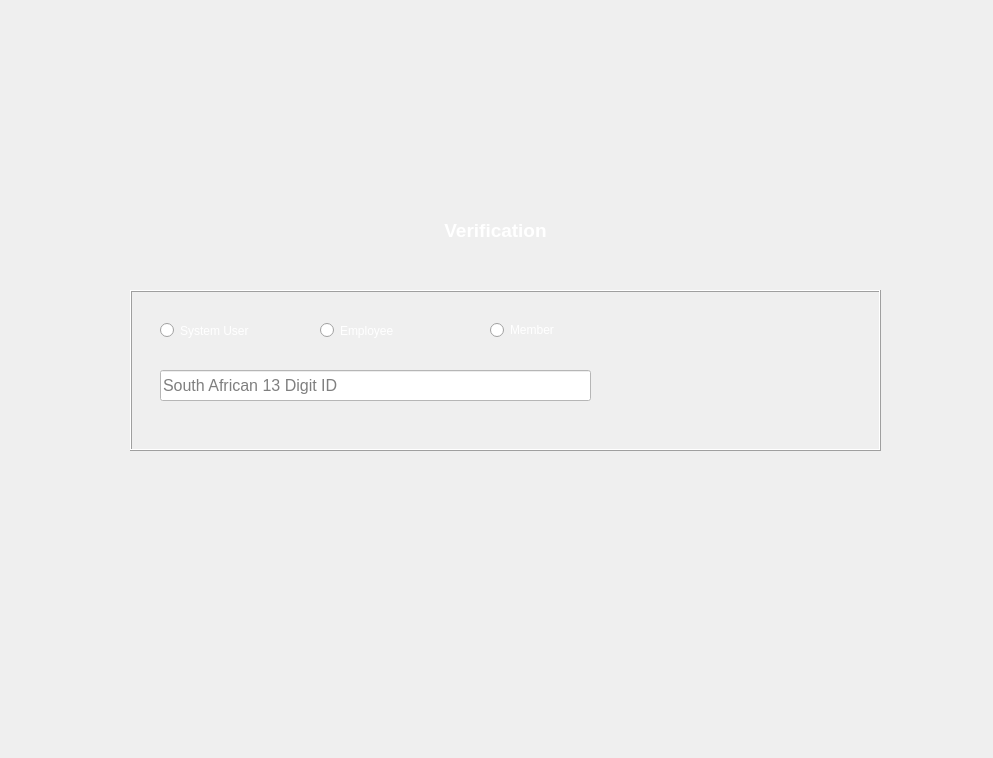
Above: minibus-route-native-application/ui/verifymemberform.ui from nkszLedger/minibus-route-native-application before the change. Below: the same form after it.
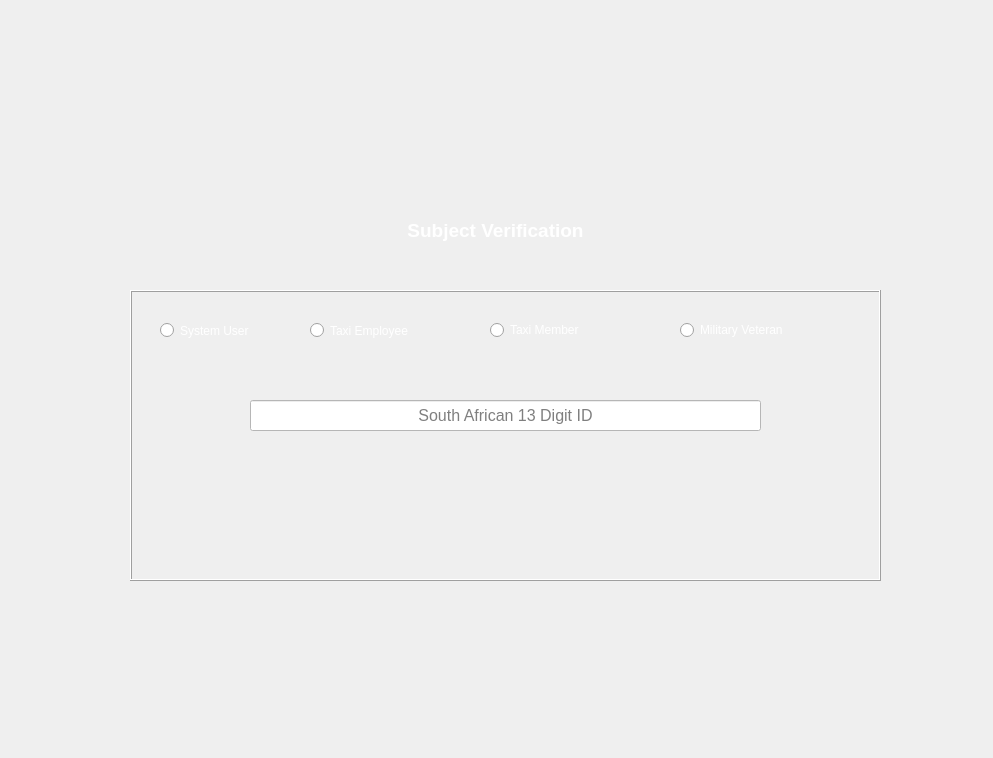
That is the form after the change. Icons and pictures are not drawn.

Commit message: feat(verifymemberform.ui): Add military-veteran radio button

The edit to the form file:
```diff
--- a/minibus-route-native-application/ui/verifymemberform.ui
+++ b/minibus-route-native-application/ui/verifymemberform.ui
@@ -39,7 +39,7 @@
     <enum>QFrame::Raised</enum>
    </property>
    <property name="text">
-    <string>Verification</string>
+    <string>Subject Verification</string>
    </property>
    <property name="alignment">
     <set>Qt::AlignCenter</set>
@@ -51,7 +51,7 @@
      <x>130</x>
      <y>290</y>
      <width>751</width>
-     <height>161</height>
+     <height>291</height>
     </rect>
    </property>
    <property name="styleSheet">
@@ -83,9 +83,9 @@
    <widget class="QRadioButton" name="EmployeeRadioButton">
     <property name="geometry">
      <rect>
-      <x>190</x>
+      <x>180</x>
       <y>30</y>
-      <width>131</width>
+      <width>151</width>
       <height>21</height>
      </rect>
     </property>
@@ -94,15 +94,15 @@
 color: rgb(255, 255, 255);</string>
     </property>
     <property name="text">
-     <string>Employee</string>
+     <string>Taxi Employee</string>
     </property>
    </widget>
    <widget class="QLineEdit" name="SAIDLineEdit">
     <property name="geometry">
      <rect>
-      <x>30</x>
-      <y>80</y>
-      <width>431</width>
+      <x>120</x>
+      <y>110</y>
+      <width>511</width>
       <height>31</height>
      </rect>
     </property>
@@ -114,6 +114,9 @@
     <property name="styleSheet">
      <string notr="true">background-color: rgb(255, 255, 255);</string>
     </property>
+    <property name="alignment">
+     <set>Qt::AlignCenter</set>
+    </property>
     <property name="placeholderText">
      <string>South African 13 Digit ID</string>
     </property>
@@ -121,8 +124,8 @@
    <widget class="QPushButton" name="SearchPushButton">
     <property name="geometry">
      <rect>
-      <x>600</x>
-      <y>10</y>
+      <x>300</x>
+      <y>150</y>
       <width>131</width>
       <height>121</height>
      </rect>
@@ -155,7 +158,7 @@
      <rect>
       <x>360</x>
       <y>30</y>
-      <width>97</width>
+      <width>141</width>
       <height>20</height>
      </rect>
     </property>
@@ -164,7 +167,24 @@
 color: rgb(255, 255, 255);</string>
     </property>
     <property name="text">
-     <string>Member</string>
+     <string>Taxi Member</string>
+    </property>
+   </widget>
+   <widget class="QRadioButton" name="MilitaryVeteranRadioButton">
+    <property name="geometry">
+     <rect>
+      <x>550</x>
+      <y>30</y>
+      <width>161</width>
+      <height>20</height>
+     </rect>
+    </property>
+    <property name="styleSheet">
+     <string notr="true">font: 75 10pt &quot;MS Shell Dlg 2&quot;;
+color: rgb(255, 255, 255);</string>
+    </property>
+    <property name="text">
+     <string>Military Veteran</string>
     </property>
    </widget>
   </widget>
```
